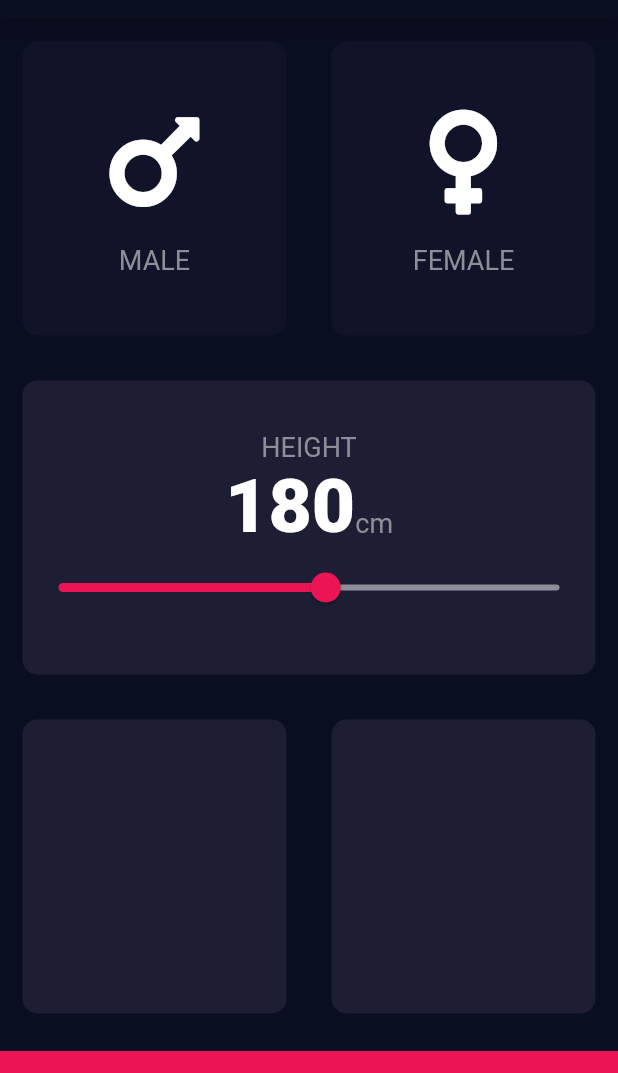
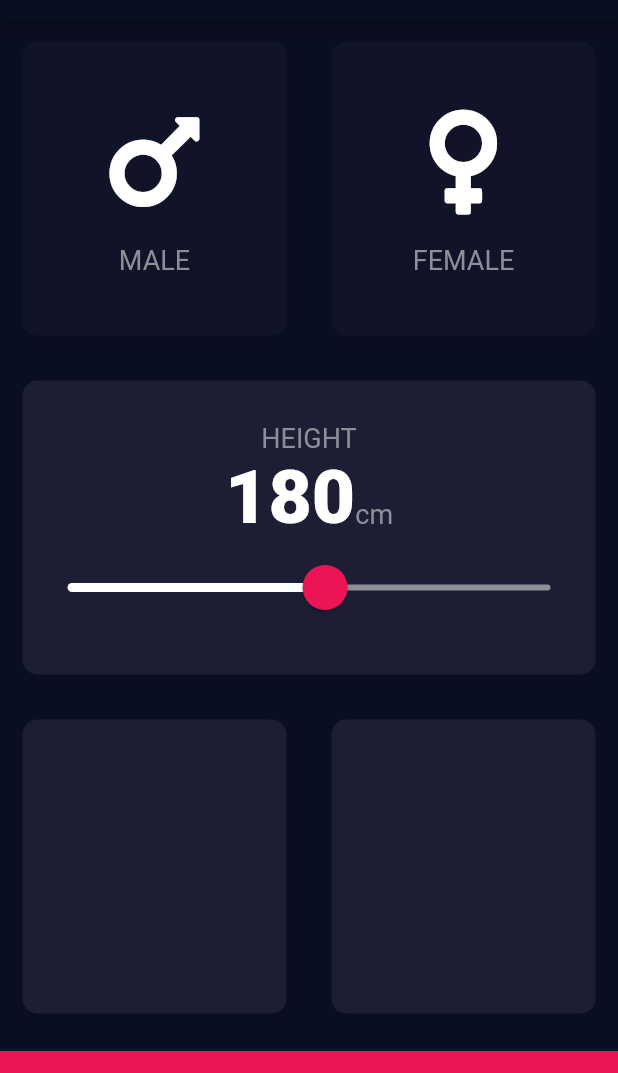
Before and after one commit to ldasha60/bmi-calculator-flutter, a Flutter app: the screen it shows after launch, on a phone screen of 412 x 824 dp, the part 65-1138 px from its top. Run offline on Flutter 3.47's test engine with Material 2 defaults, Android fonts, the phone set to English and light mode, and no system bars; our stand-ins replace font_awesome_flutter.

Commit message:
Add SliderTheme

```diff
--- a/lib/input_page.dart
+++ b/lib/input_page.dart
@@ -92,8 +92,6 @@ class _InputPageState extends State<InputPage> {
                       value: userHeight.toDouble(),
                       min: kUserMinHeight,
                       max: kUserMaxHeight,
-                      activeColor: Color(0xFFEB1555),
-                      inactiveColor: Color(0xFF8D8E98),
                       onChanged: (double newValue) {
                         setState(() {
                           userHeight = newValue.round();
--- a/lib/main.dart
+++ b/lib/main.dart
@@ -8,6 +8,13 @@ class BMICalculator extends StatelessWidget {
   Widget build(BuildContext context) {
     return MaterialApp(
       theme: ThemeData(
+        sliderTheme: SliderTheme.of(context).copyWith(
+            activeTrackColor: Colors.white,
+            inactiveTrackColor: Color(0xFF8D8E98),
+            thumbColor: Color(0xFFEB1555),
+            thumbShape: RoundSliderThumbShape(enabledThumbRadius: 15.0),
+            overlayShape: RoundSliderOverlayShape(overlayRadius: 30.0),
+            overlayColor: Color(0x29EB1555)),
         primaryColor: Color(0xFF0A0E21),
         scaffoldBackgroundColor: Color(0xFF0A0E21),
         accentColor: Colors.purple,
```
